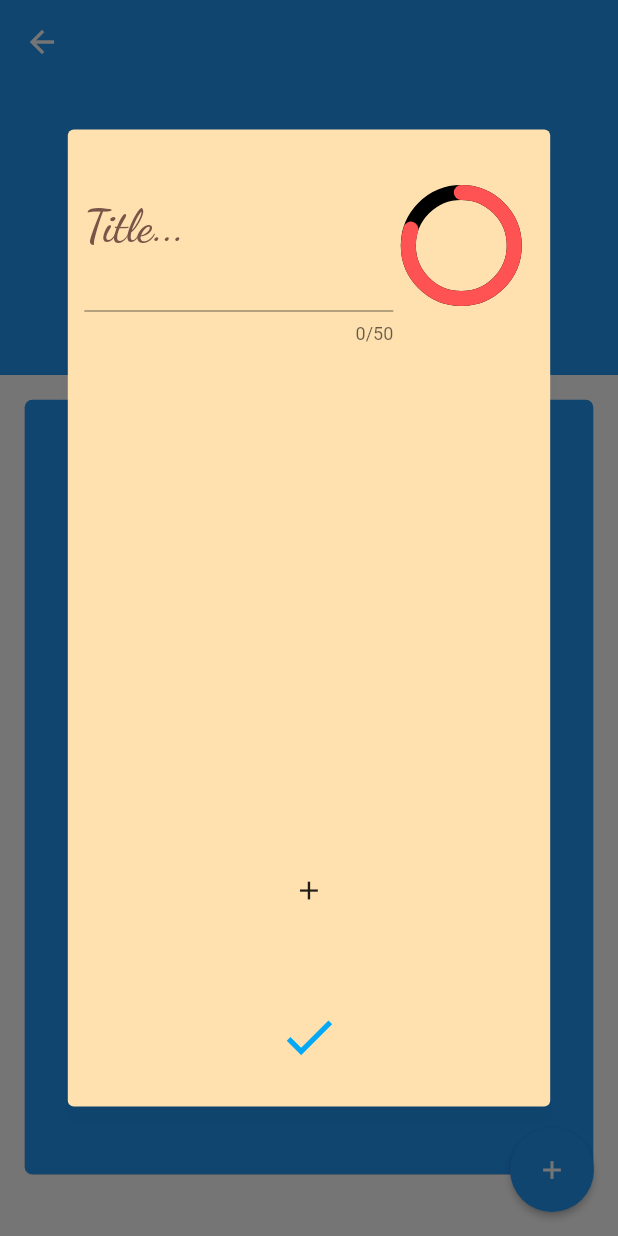
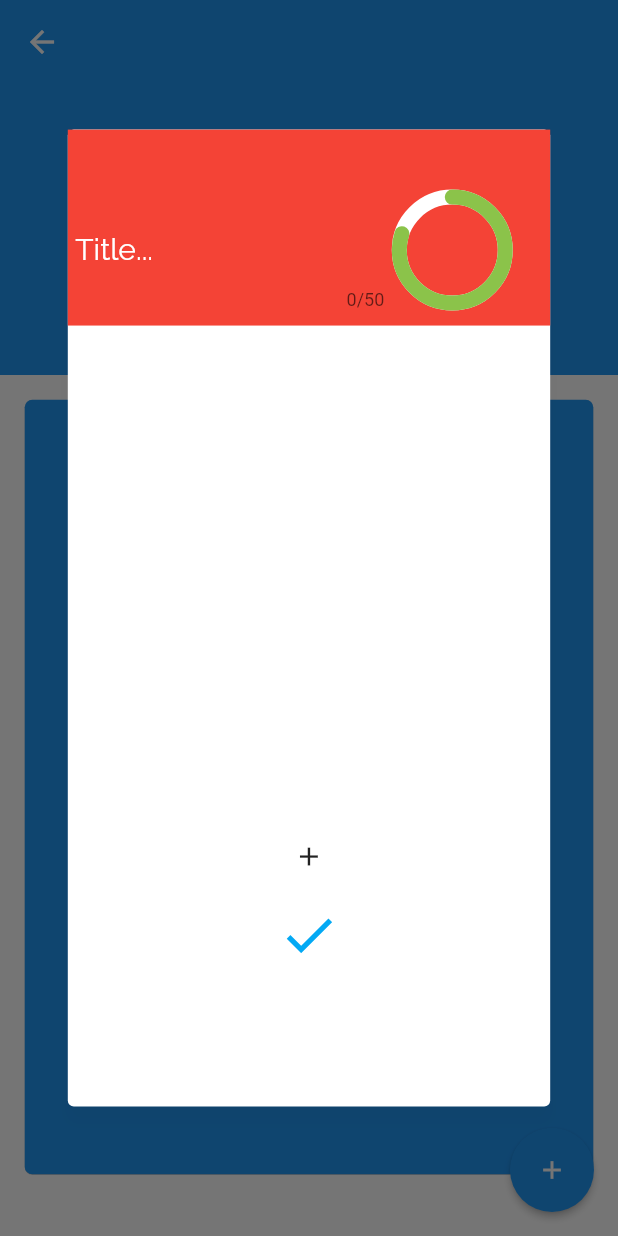
Before and after one commit to reachkritz/MakeAList, a Flutter app: the screen it shows after launch, after a tap on the "add" icon, on a phone screen of 412 x 824 dp. Run offline on Flutter 3.47's test engine with Material 2 defaults, Android fonts, the phone set to English and light mode, and no system bars; statements that could not run were skipped.

Commit message:
UI Changes

```diff
--- a/lib/makealist/home/CircleProgress.dart
+++ b/lib/makealist/home/CircleProgress.dart
@@ -15,12 +15,12 @@ class CircleProgress extends CustomPainter{
     //this is base circle
     Paint outerCircle = Paint()
       ..strokeWidth = 10
-      ..color = Colors.black
+      ..color = Colors.white
       ..style = PaintingStyle.stroke;
 
     Paint completeArc = Paint()
       ..strokeWidth = 10
-      ..color = Colors.redAccent
+      ..color = Colors.lightGreen
       ..style = PaintingStyle.stroke
       ..strokeCap  = StrokeCap.round;
 
--- a/lib/makealist/home/MyHomePage.dart
+++ b/lib/makealist/home/MyHomePage.dart
@@ -55,7 +55,7 @@ class _MyHomePageState extends State<MyHomePage> {
                 elevation: 5.0,
                 borderOnForeground: true,
                 shadowColor: Colors.black12,
-                color: Color(0xFFFFE1B0),
+                color: Colors.white,
                 child: Column(
                   children: [
                     new MyListCardView(newList),
--- a/lib/makealist/home/MyListCardView.dart
+++ b/lib/makealist/home/MyListCardView.dart
@@ -24,12 +24,12 @@ class MyListCardView extends StatefulWidget {
 class MyListCardViewState extends State<MyListCardView> {
   List<int> selectedItems = new List();
   double efficiency = 80;
-  final _padding = EdgeInsets.all(5.0);
+  final _padding = EdgeInsets.only( top : 35.0, bottom: 5.0,left: 5.0, right: 5.0);
   TextEditingController _controller = new TextEditingController();
   TextStyle textStyle = TextStyle(
-      color: Colors.brown,
+      color: Colors.white,
       fontSize: 50,
-      fontFamily: 'DancingScript');
+      fontFamily: 'Raleway');
   TextPainter tp;
 
   bool overflowFlag = false;
@@ -98,9 +98,9 @@ class MyListCardViewState extends State<MyListCardView> {
     fontsize = max(fontsize, 25);
     setState(() {
       textStyle = TextStyle(
-          color: Colors.brown,
+          color: Colors.white,
           fontSize: fontsize,
-          fontFamily: 'DancingScript');
+          fontFamily: 'Raleway');
     });
     //After altering the size, we will check for font size limits
     if(fontsize == 50) {
@@ -129,9 +129,9 @@ class MyListCardViewState extends State<MyListCardView> {
       size = max(textStyle.fontSize - 1, 25);
       setState(() {
         textStyle = TextStyle(
-            color: Colors.brown,
+            color: Colors.white,
             fontSize: size,
-            fontFamily: 'DancingScript');
+            fontFamily: 'Raleway');
       });
       if(size == 25){
          overflowFlag = true;
@@ -143,9 +143,9 @@ class MyListCardViewState extends State<MyListCardView> {
       size = min(textStyle.fontSize + 1, 50);
       setState(() {
         textStyle = TextStyle(
-            color: Colors.brown,
+            color: Colors.white,
             fontSize: size,
-            fontFamily: 'DancingScript');
+            fontFamily: 'Raleway');
       });
       if(size == 50){
         underflowFlag = true;
@@ -158,29 +158,29 @@ class MyListCardViewState extends State<MyListCardView> {
 
   @override
   Widget build(BuildContext context) {
-    final listView = new Padding(
-        padding: EdgeInsets.all(1.0),
-        child: Column(
+    final listView = Column(
             children: [
-              Padding(
-                  padding: _padding * 2,
+              Container(
+                color: Colors.red,
+                  padding: _padding,
                   child: Row(
                       children: [
                         Container(
                             width: MediaQuery.of(context).size.width * 0.50,
                             child : TextField(
                                 keyboardType: TextInputType.text,
-                      cursorColor: Colors.black38,
+                                cursorColor: Colors.white,
                                 maxLength: 50,
                                 maxLengthEnforced: true,
                                 controller: _controller,
                                 style: textStyle,
-                      decoration: InputDecoration(
-                          labelStyle: TextStyle(
-                              color: Colors.brown,
-                              fontSize: 30,
-                              fontFamily: 'DancingScript'),
-                          labelText: 'Title...'))),
+                                decoration: InputDecoration.collapsed(
+                                     hintText: "Title...",
+                                     hintStyle: TextStyle(
+                                         fontSize: 20,
+                                         color: Colors.white,
+                                     ),
+                                    ))),
                         CustomPaint(
                             foregroundPainter: CircleProgress(efficiency),
                             child: Container(
@@ -189,7 +189,8 @@ class MyListCardViewState extends State<MyListCardView> {
                             )
                         )
                       ],
-                  )),
+                    ),
+                  ),
               Container(
                   height: MediaQuery
                       .of(context)
@@ -244,19 +245,9 @@ class MyListCardViewState extends State<MyListCardView> {
                 },
               )
             ]
-        ));
+        );
     return Center(
-        child: Container(
-          width: MediaQuery
-              .of(context)
-              .size
-              .width * 0.80,
-          height: MediaQuery
-              .of(context)
-              .size
-              .height * 0.70,
-          child: listView,
-        )
+        child: listView
     );
   }
 }
--- a/lib/makealist/home/MyListClickableView.dart
+++ b/lib/makealist/home/MyListClickableView.dart
@@ -24,7 +24,7 @@ class MyListClickableView extends StatelessWidget {
                 elevation: 5.0,
                 borderOnForeground: true,
                 shadowColor: Colors.black12,
-                color: Color(0xFFFFE1B0),
+                color: Colors.white,
                 child: new MyListCardView(list))));
   }
 
```
Also changed, not shown: lib/makealist/home/Item.dart (+6 -6 lines). Lines whose indentation alone changed are shown as unchanged.
